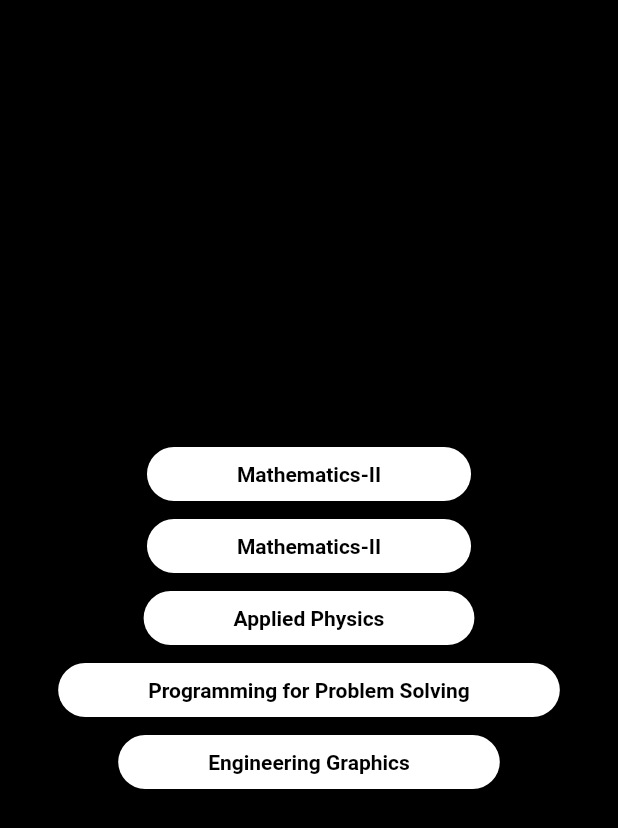
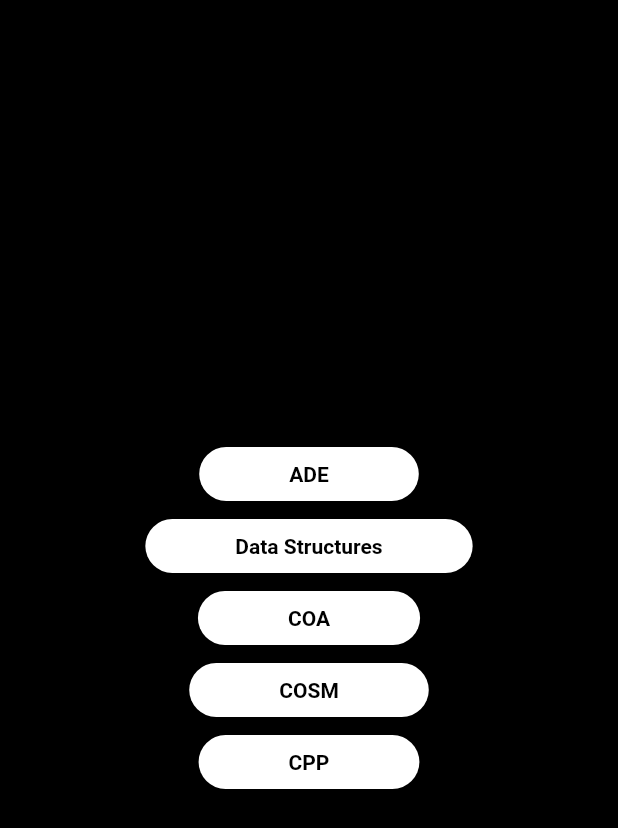
Before and after one commit to Dakshatha0/bvrith_students, a Flutter app: the secondYearFirstSemSubjects screen opened directly, on a phone screen of 412 x 824 dp. Shown: the top 828 px of the screen. Run offline on Flutter 3.47's test engine with Material 2 defaults, Android fonts, the phone set to English and light mode, and no system bars.

Commit message:
Update secondyearfirstsemsyllabus.dart

```diff
--- a/lib/src/department/CSE/year/year2/year2sem1/secondyearfirstsemsyllabus.dart
+++ b/lib/src/department/CSE/year/year2/year2sem1/secondyearfirstsemsyllabus.dart
@@ -31,7 +31,7 @@ class _yearOfFirstYearSubjectsState extends State<secondYearFirstSemSubjects> {
               padding: EdgeInsets.symmetric(vertical: 8,horizontal: 60),
               shape: RoundedRectangleBorder(borderRadius: BorderRadius.all(Radius.circular(30))),
             ),
-            child: Text("Mathematics-II",style: TextStyle(color: Colors.black, fontWeight: FontWeight.bold)),
+            child: Text("ADE",style: TextStyle(color: Colors.black, fontWeight: FontWeight.bold)),
           ),
           ElevatedButton(
             onPressed: (){
@@ -43,7 +43,7 @@ class _yearOfFirstYearSubjectsState extends State<secondYearFirstSemSubjects> {
               padding: EdgeInsets.symmetric(vertical: 8,horizontal: 60),
               shape: RoundedRectangleBorder(borderRadius: BorderRadius.all(Radius.circular(30))),
             ),
-            child: Text("Mathematics-II",style: TextStyle(color: Colors.black, fontWeight: FontWeight.bold)),
+            child: Text("Data Structures",style: TextStyle(color: Colors.black, fontWeight: FontWeight.bold)),
           ),
           ElevatedButton(
             onPressed: (){
@@ -55,7 +55,7 @@ class _yearOfFirstYearSubjectsState extends State<secondYearFirstSemSubjects> {
               padding: EdgeInsets.symmetric(vertical: 8,horizontal: 60),
               shape: RoundedRectangleBorder(borderRadius: BorderRadius.all(Radius.circular(30))),
             ),
-            child: Text("Applied Physics",style: TextStyle(color: Colors.black, fontWeight: FontWeight.bold)),
+            child: Text("COA",style: TextStyle(color: Colors.black, fontWeight: FontWeight.bold)),
           ),
           ElevatedButton(
             onPressed: (){
@@ -67,7 +67,7 @@ class _yearOfFirstYearSubjectsState extends State<secondYearFirstSemSubjects> {
               padding: EdgeInsets.symmetric(vertical: 8,horizontal: 60),
               shape: RoundedRectangleBorder(borderRadius: BorderRadius.all(Radius.circular(30))),
             ),
-            child: Text("Programming for Problem Solving",style: TextStyle(color: Colors.black, fontWeight: FontWeight.bold)),
+            child: Text("COSM",style: TextStyle(color: Colors.black, fontWeight: FontWeight.bold)),
           ), ElevatedButton(
             onPressed: (){
               Navigator.of(context).push(
@@ -78,7 +78,7 @@ class _yearOfFirstYearSubjectsState extends State<secondYearFirstSemSubjects> {
               padding: EdgeInsets.symmetric(vertical: 8,horizontal: 60),
               shape: RoundedRectangleBorder(borderRadius: BorderRadius.all(Radius.circular(30))),
             ),
-            child: Text("Engineering Graphics",style: TextStyle(color: Colors.black, fontWeight: FontWeight.bold)),
+            child: Text("CPP",style: TextStyle(color: Colors.black, fontWeight: FontWeight.bold)),
           ),
         ],
       )),
```
